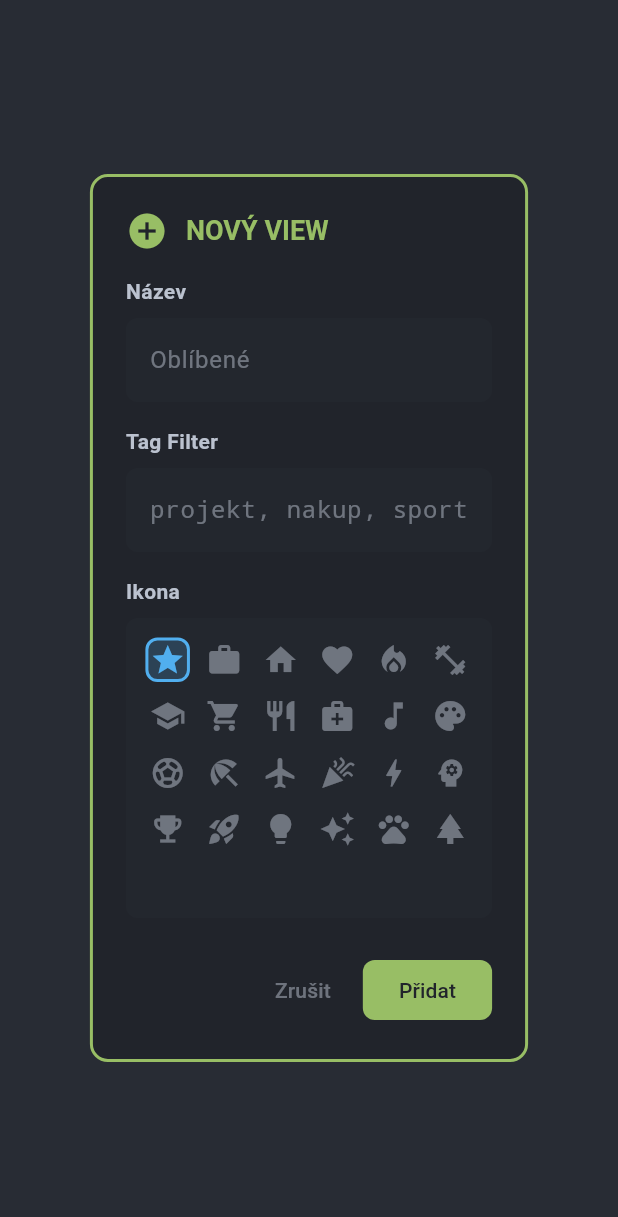
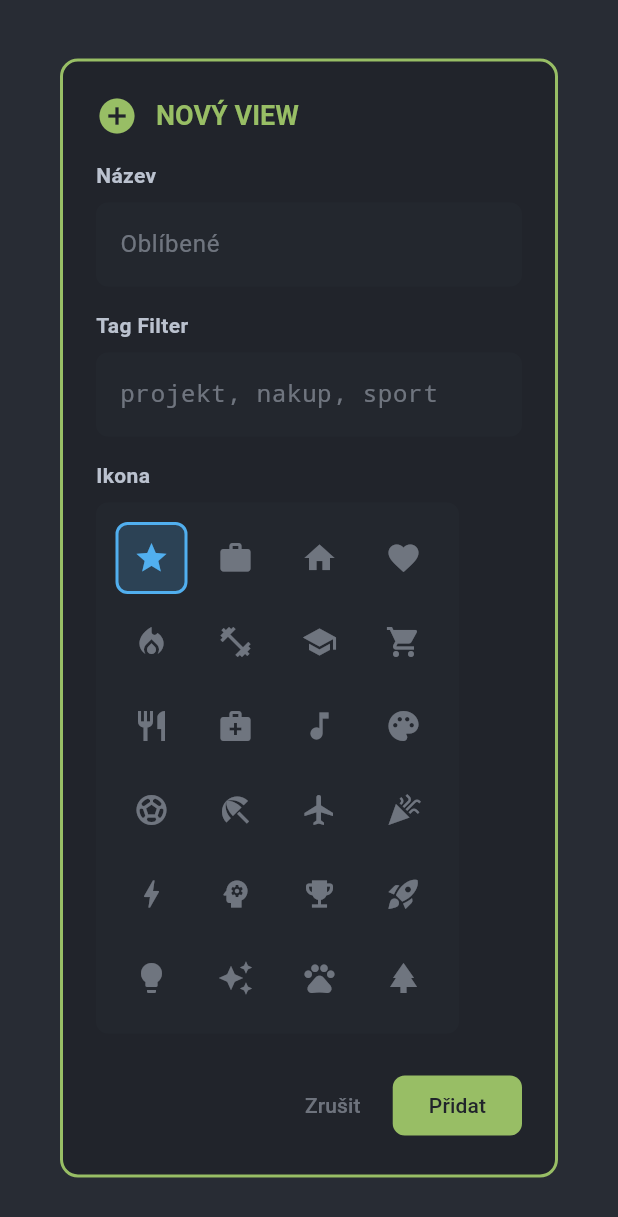
Before and after one commit to mastnacek/laidak, a Flutter app: the _CustomViewDialog widget shown alone on an empty page, opened directly with empty values, on a phone screen of 412 x 824 dp. Shown: the top 1217 px of the screen. Run offline on Flutter 3.47's test engine with Material 3 defaults, Android fonts, the phone set to English and light mode, and no system bars; our stand-ins replace equatable, flutter_bloc, flutter_colorpicker, just_audio, logger, shared_preferences and 2 more; accounts and stored records are empty.

Commit message:
🐛 fix: Oprava RenderViewport chyby v _CustomViewDialog - GridView.count nahrazen Wrap widgetem

```diff
--- a/lib/pages/settings_page.dart
+++ b/lib/pages/settings_page.dart
@@ -931,7 +931,7 @@ class _PromptsTabState extends State<_PromptsTab> {
                       icon: Icon(Icons.close, color: theme.appColors.base5),
                       onPressed: () => Navigator.of(context).pop(false),
                     ),
-                  ),
+                  ],
                 ),
                 Divider(color: theme.appColors.base3, height: 24),
 
@@ -2073,7 +2073,8 @@ class _CustomViewDialogState extends State<_CustomViewDialog> {
           ),
         ],
       ),
-      content: SingleChildScrollView(
+      content: SizedBox(
+        width: 400,
         child: Column(
           mainAxisSize: MainAxisSize.min,
           crossAxisAlignment: CrossAxisAlignment.start,
@@ -2160,17 +2161,15 @@ class _CustomViewDialogState extends State<_CustomViewDialog> {
             ),
             const SizedBox(height: 8),
             Container(
-              height: 200, // Fixní výška (4 rows * 48px + spacing)
               padding: const EdgeInsets.all(12),
               decoration: BoxDecoration(
                 color: theme.appColors.base2,
                 borderRadius: BorderRadius.circular(8),
                 border: Border.all(color: theme.appColors.base4),
               ),
-              child: GridView.count(
-                crossAxisCount: 6,
-                mainAxisSpacing: 8,
-                crossAxisSpacing: 8,
+              child: Wrap(
+                spacing: 8,
+                runSpacing: 8,
                 children: [
                   _buildIconOption(Icons.star, theme),
                   _buildIconOption(Icons.work, theme),
@@ -2241,7 +2240,10 @@ class _CustomViewDialogState extends State<_CustomViewDialog> {
   Widget _buildIconOption(IconData icon, ThemeData theme) {
     final isSelected = _selectedIconCodePoint == icon.codePoint;
 
-    return InkWell(
+    return SizedBox(
+      width: 48,
+      height: 48,
+      child: InkWell(
         onTap: () {
           setState(() => _selectedIconCodePoint = icon.codePoint);
         },
@@ -2263,6 +2265,7 @@ class _CustomViewDialogState extends State<_CustomViewDialog> {
             size: 24,
           ),
         ),
-    );
-  }
-}
+      ),
+    );
+  }
+}
```
Lines whose indentation alone changed are shown as unchanged.
